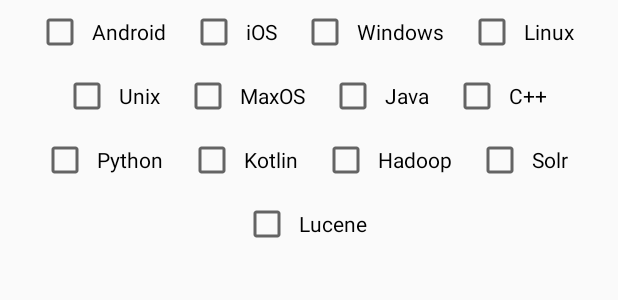
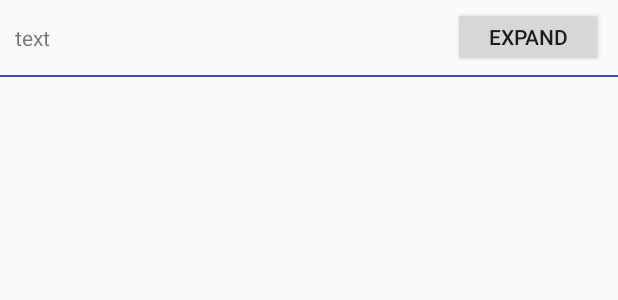
Before and after one commit to kumarashish/jsonparsing, an Android app: the layout newlayout.xml on its own in the app's theme, with its tools: preview values and no code run, on a phone screen of 412 x 824 dp. Shown: the top 300 px of the screen. Run offline under Robolectric (Android 15) with nearby library versions, the phone set to English and light mode, and no system bars.

Commit message:
updated code

```diff
--- a/app/src/main/res/layout/newlayout.xml
+++ b/app/src/main/res/layout/newlayout.xml
@@ -1,114 +1,42 @@
-<com.google.android.flexbox.FlexboxLayout android:layout_width="match_parent"
-    android:layout_height="wrap_content"
-    xmlns:app="http://schemas.android.com/apk/res-auto"
-    app:flexDirection="row"
-    app:justifyContent="center"
-    app:alignItems="center"
-    app:flexWrap="wrap"
-    xmlns:android="http://schemas.android.com/apk/res/android">
+<LinearLayout xmlns:android="http://schemas.android.com/apk/res/android"
+    android:layout_width="match_parent"
+    android:layout_height="match_parent"
+  android:orientation="vertical"
 
-    <CheckBox
-        android:layout_width="wrap_content"
-        android:layout_height="wrap_content"
-        android:layout_margin="5dp"
-        android:padding="5dp"
 
-        android:text="Android"/>
+    >
 
-    <CheckBox
-        android:layout_width="wrap_content"
-        android:layout_height="wrap_content"
-        android:layout_margin="5dp"
-        android:padding="5dp"
+    <RelativeLayout
+        android:layout_width="match_parent"
+        android:layout_height="50dp">
+        <TextView
+            android:id="@+id/heading"
+            android:text="text"
+            android:layout_marginLeft="10dp"
+            android:layout_centerVertical="true"
+            android:layout_width="match_parent"
+            android:layout_height="wrap_content" />
+        <Button
+            android:text="Expand"
+            android:id="@+id/expandableButton"
+            android:layout_centerVertical="true"
+            android:layout_marginRight="10dp"
+            android:layout_alignParentRight="true"
+            android:layout_width="100dp"
+            android:layout_height="40dp" />
+    </RelativeLayout>
+    <View
+        android:background="@color/colorPrimary"
+        android:layout_width="match_parent"
+        android:layout_height="1dp"/>
+    <LinearLayout
 
-        android:text="iOS"/>
+        android:orientation="vertical"
+        android:visibility="gone"
+        android:id="@+id/content"
+        android:layout_width="match_parent"
+        android:layout_height="match_parent"/>
 
-    <CheckBox
-        android:layout_width="wrap_content"
-        android:layout_height="wrap_content"
-        android:layout_margin="5dp"
-        android:padding="5dp"
 
-        android:text="Windows"/>
 
-    <CheckBox
-        android:layout_width="wrap_content"
-        android:layout_height="wrap_content"
-        android:layout_margin="5dp"
-        android:padding="5dp"
-
-        android:text="Linux"/>
-
-    <CheckBox
-        android:layout_width="wrap_content"
-        android:layout_height="wrap_content"
-        android:layout_margin="5dp"
-        android:padding="5dp"
-
-        android:text="Unix"/>
-
-    <CheckBox
-        android:layout_width="wrap_content"
-        android:layout_height="wrap_content"
-        android:layout_margin="5dp"
-        android:padding="5dp"
-
-        android:text="MaxOS"/>
-
-    <CheckBox
-        android:layout_width="wrap_content"
-        android:layout_height="wrap_content"
-        android:layout_margin="5dp"
-        android:padding="5dp"
-
-        android:text="Java"/>
-
-    <CheckBox
-        android:layout_width="wrap_content"
-        android:layout_height="wrap_content"
-        android:layout_margin="5dp"
-        android:padding="5dp"
-
-        android:text="C++"/>
-
-    <CheckBox
-        android:layout_width="wrap_content"
-        android:layout_height="wrap_content"
-        android:layout_margin="5dp"
-        android:padding="5dp"
-
-        android:text="Python"/>
-
-    <CheckBox
-        android:layout_width="wrap_content"
-        android:layout_height="wrap_content"
-        android:layout_margin="5dp"
-        android:padding="5dp"
-
-        android:text="Kotlin"/>
-
-    <CheckBox
-        android:layout_width="wrap_content"
-        android:layout_height="wrap_content"
-        android:layout_margin="5dp"
-        android:padding="5dp"
-
-        android:text="Hadoop"/>
-
-    <CheckBox
-        android:layout_width="wrap_content"
-        android:layout_height="wrap_content"
-        android:layout_margin="5dp"
-        android:padding="5dp"
-
-        android:text="Solr"/>
-
-    <CheckBox
-        android:layout_width="wrap_content"
-        android:layout_height="wrap_content"
-        android:layout_margin="5dp"
-        android:padding="5dp"
-
-        android:text="Lucene"/>
-
-</com.google.android.flexbox.FlexboxLayout>
+</LinearLayout>
```
Also changed, not shown: app/src/main/java/jsonparsing/com/samplejsonparsing/Common.java (+3 -0 lines), app/src/main/java/jsonparsing/com/samplejsonparsing/FormModel.java (+46 -6 lines), app/src/main/java/jsonparsing/com/samplejsonparsing/MainActivity.java (+80 -37 lines).
